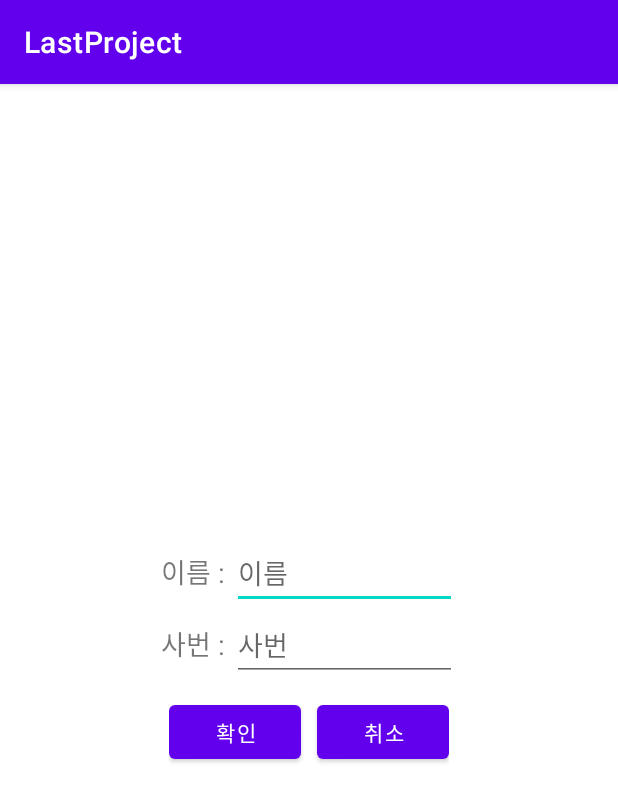
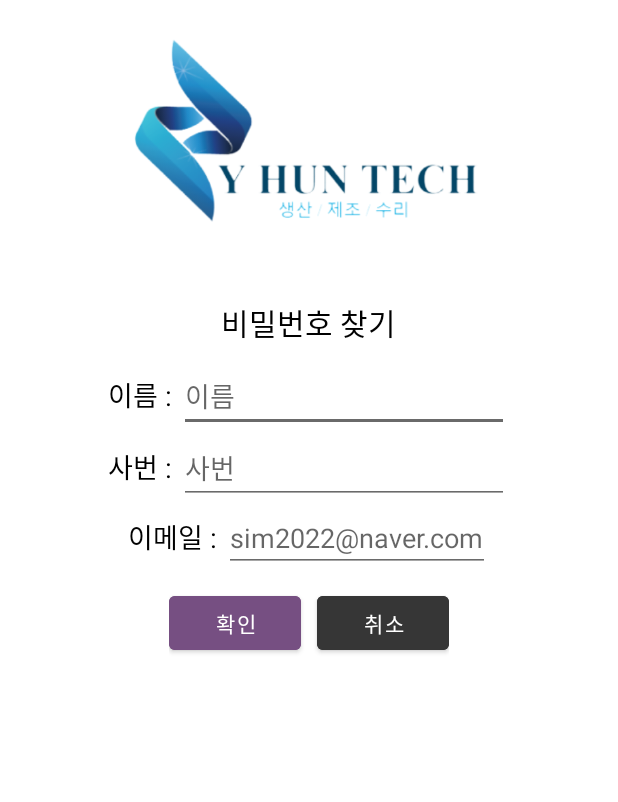
Before and after one commit to tnalss/Ateam, an Android app: the screen it shows after launch (PwfindingActivity), after a tap on "패스워드 찾기", on a phone screen of 412 x 824 dp. Shown: the top 802 px of the screen. Run offline under Robolectric (Android 15) with nearby library versions, the phone set to English and light mode, and no system bars; 4 statements that could not run were skipped.

Commit message:
notice
게시판만드는중

```diff
--- a/LastProject/app/src/main/java/com/example/lastproject/ea/FormListFragment.java
+++ b/LastProject/app/src/main/java/com/example/lastproject/ea/FormListFragment.java
@@ -28,7 +28,7 @@ public class FormListFragment extends Fragment {
                              Bundle savedInstanceState) {
         View v = inflater.inflate(R.layout.fragment_form_list, container, false);
         recv_form = v.findViewById(R.id.recv_form);
-        ApiClient.setBASEURL("http://192.168.0.2/middle/");
+        ApiClient.setBASEURL("http://192.168.0.23:3303/middle/");
 
         new CommonMethod().sendPost("form.ea", (isResult, data) -> {
             list = new Gson().fromJson(data,
--- a/LastProject/app/src/main/java/com/example/lastproject/login/LoginActivity.java
+++ b/LastProject/app/src/main/java/com/example/lastproject/login/LoginActivity.java
@@ -45,7 +45,7 @@ public class LoginActivity extends AppCompatActivity {
         tv_login_pwfind = findViewById(R.id.tv_login_pwfind);
         chec_id = findViewById(R.id.chec_id);
         chec_gogo = findViewById(R.id.chec_gogo);
-        ApiClient.setBASEURL("http://192.168.0.2/middle/");
+        ApiClient.setBASEURL("http://192.168.0.23:3303/middle/");
 
         preferences = PreferenceManager.getDefaultSharedPreferences(this);
 
--- a/LastProject/app/src/main/java/com/example/lastproject/login/PwfindingActivity.java
+++ b/LastProject/app/src/main/java/com/example/lastproject/login/PwfindingActivity.java
@@ -3,27 +3,50 @@ package com.example.lastproject.login;
 import androidx.appcompat.app.AppCompatActivity;
 
 import android.os.Bundle;
+import android.util.Log;
 import android.view.View;
 import android.widget.Button;
+import android.widget.EditText;
 
+import com.example.conn.ApiClient;
+import com.example.conn.CommonMethod;
 import com.example.lastproject.R;
 
 public class PwfindingActivity extends AppCompatActivity {
-
-    Button btn_cancel;
+    String TAG = "로그";
+    Button btn_cancel, btn_pw_ok;
+    EditText edt_pwf_name, edt_pwf_no, edt_pwf_email;
 
     @Override
     protected void onCreate(Bundle savedInstanceState) {
         super.onCreate(savedInstanceState);
         setContentView(R.layout.activity_pwfinding);
+        getSupportActionBar().hide();
+        ApiClient.setBASEURL("192.168.0.23:3303/middle");
 
         btn_cancel = findViewById(R.id.btn_cancel);
-    btn_cancel.setOnClickListener(new View.OnClickListener() {
-        @Override
-        public void onClick(View v) {
+        btn_pw_ok = findViewById(R.id.btn_pw_ok);
+        edt_pwf_name = findViewById(R.id.edt_pwf_name);
+        edt_pwf_no = findViewById(R.id.edt_pwf_no);
+        edt_pwf_email = findViewById(R.id.edt_pwf_email);
 
-        }
-    });
+        new CommonMethod().sendPost("pwfind", (isResult, data) -> {
+            btn_pw_ok.setOnClickListener(new View.OnClickListener() {
+                @Override
+                public void onClick(View v) {
+
+                }
+            });
+        });
+
+
+        /* 패스워드 찾기 취소  */
+        btn_cancel.setOnClickListener(new View.OnClickListener() {
+            @Override
+            public void onClick(View v) {
+                onBackPressed();
+            }
+        });
 
     }
 
--- a/LastProject/app/src/main/res/layout/activity_pwfinding.xml
+++ b/LastProject/app/src/main/res/layout/activity_pwfinding.xml
@@ -5,45 +5,94 @@
     android:layout_width="match_parent"
     android:layout_height="match_parent"
     tools:context=".login.PwfindingActivity"
-    android:orientation="vertical"
-    android:gravity="center">
+    android:orientation="vertical" >
 
+    <ImageView
+        android:src="@drawable/logo"
+        android:layout_width="match_parent"
+        android:layout_height="200dp"/>
+    <TextView
+        android:layout_gravity="center"
+        android:textSize="20dp"
+        android:textColor="#000"
+        android:text="비밀번호 찾기"
+        android:layout_width="wrap_content"
+        android:layout_height="wrap_content"/>
+
+    <!-- 이름 -->
     <LinearLayout
+        android:layout_marginTop="10dp"
+        android:layout_gravity="center"
         android:orientation="horizontal"
         android:layout_width="wrap_content"
         android:layout_height="wrap_content">
         <TextView
             android:text="이름 : "
             android:textSize="18dp"
+            android:textColor="#000"
             android:layout_width="wrap_content"
             android:layout_height="wrap_content"/>
         <EditText
+            android:id="@+id/edt_pwf_name"
             android:hint="이름"
-        android:layout_width="150dp"
+            android:textColor="#000"
+            android:backgroundTint="#6A6A6A"
+            android:layout_width="220dp"
             android:layout_height="wrap_content"/>
     </LinearLayout>
 
+    <!-- 사번 -->
     <LinearLayout
+        android:layout_gravity="center"
         android:orientation="horizontal"
         android:layout_width="wrap_content"
         android:layout_height="wrap_content">
         <TextView
             android:text="사번 : "
             android:textSize="18dp"
+            android:textColor="#000"
             android:layout_width="wrap_content"
             android:layout_height="wrap_content"/>
         <EditText
+            android:id="@+id/edt_pwf_no"
             android:hint="사번"
-            android:layout_width="150dp"
+            android:textColor="#000"
+            android:backgroundTint="#6A6A6A"
+            android:layout_width="220dp"
             android:layout_height="wrap_content"/>
     </LinearLayout>
 
+    <!-- 이메일 -->
     <LinearLayout
+        android:layout_gravity="center"
+        android:orientation="horizontal"
+        android:layout_width="wrap_content"
+        android:layout_height="wrap_content">
+        <TextView
+            android:text="이메일 : "
+            android:textSize="18dp"
+            android:textColor="#000"
+            android:layout_width="wrap_content"
+            android:layout_height="wrap_content"/>
+        <EditText
+            android:id="@+id/edt_pwf_email"
+            android:hint="sim2022@naver.com"
+            android:backgroundTint="#6A6A6A"
+            android:textColor="#000"
+            android:layout_width="wrap_content"
+            android:layout_height="wrap_content"/>
+    </LinearLayout>
+
+    <!-- 버튼 -->
+    <LinearLayout
+        android:layout_gravity="center"
         android:layout_margin="10dp"
         android:orientation="horizontal"
         android:layout_width="wrap_content"
         android:layout_height="wrap_content">
         <Button
+            android:id="@+id/btn_pw_ok"
+            android:backgroundTint="@color/main_color"
             android:layout_marginRight="5dp"
             android:text="확인"
             android:layout_width="wrap_content"
@@ -51,9 +100,12 @@
 
         <Button
             android:id="@+id/btn_cancel"
+            android:backgroundTint="@color/grey"
             android:layout_marginLeft="5dp"
             android:text="취소"
             android:layout_width="wrap_content"
             android:layout_height="wrap_content"/>
+
+
     </LinearLayout>
 </LinearLayout>
--- a/middle/src/main/java/com/and/middle/LoginController.java
+++ b/middle/src/main/java/com/and/middle/LoginController.java
@@ -22,10 +22,6 @@ public class LoginController {
 		map.put("emp_no", emp_no);
 		map.put("emp_pw", emp_pw);
 		LoginVO vo = sql.selectOne("lo.loginInfo", map);
-		System.out.println(vo.getEmp_name());
-		System.out.println(vo.getEmp_no());
-		System.out.println(vo.getEmp_pw());
-		System.out.println(vo.getPhone());
 		session.setAttribute("loginInfo", vo);
 
 		return new Gson().toJson(vo).toString();
--- /dev/null
+++ b/middle/src/main/java/notice/NoticeVO.java
@@ -0,0 +1,4 @@
+package notice;
+
+public class NoticeVO {
+}
--- a/middle/src/main/webapp/WEB-INF/spring/root-context.xml
+++ b/middle/src/main/webapp/WEB-INF/spring/root-context.xml
@@ -7,7 +7,7 @@
 
 	<!-- Root Context: defines shared resources visible to all other web components -->
 
-	<context:component-scan base-package="and,customer,member,common,ea,login" />
+	<context:component-scan base-package="and,customer,member,common,ea,login,notice" />
 
 
 	<import resource="classpath:dbconn/conn.xml"/>
```
Also changed, not shown: LastProject/app/src/main/java/com/example/lastproject/NoticeFragment.java (added, +46 -0 lines), LastProject/app/src/main/java/com/example/lastproject/home/HomeFragment.java (+9 -1 lines), LastProject/app/src/main/res/drawable/item_radius5.xml (added, +8 -0 lines), LastProject/app/src/main/res/layout/activity_login.xml (+21 -17 lines), LastProject/app/src/main/res/layout/fragment_notice.xml (added, +79 -0 lines), LastProject/app/src/main/res/layout/item_no_recv_notice.xml (added, +31 -0 lines), middle/src/main/java/com/and/middle/NoticeController.java (added, +18 -0 lines), middle/src/main/java/com/and/middle/EaController.java (line endings or trailing spaces), 2 other files. Lines whose indentation alone changed are shown as unchanged.
